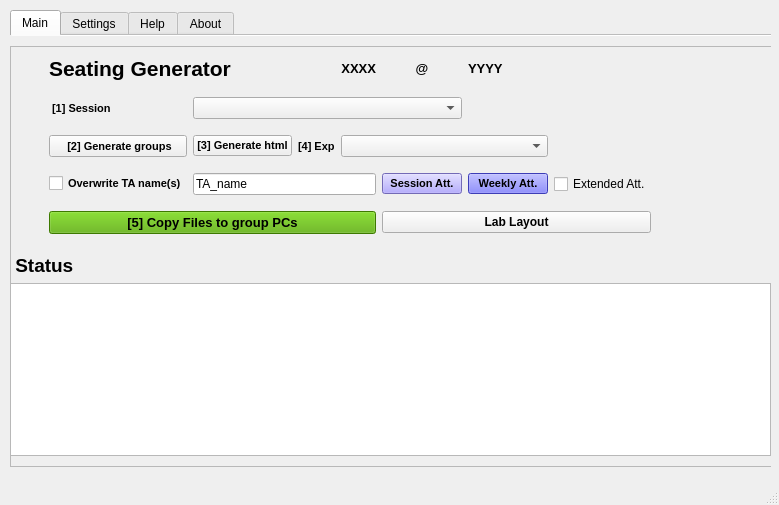
The window that assets/YorkULabSeating.ui (tdgskinner/yorku-phys-lab-seating) describes before a commit, drawn with Qt 5.
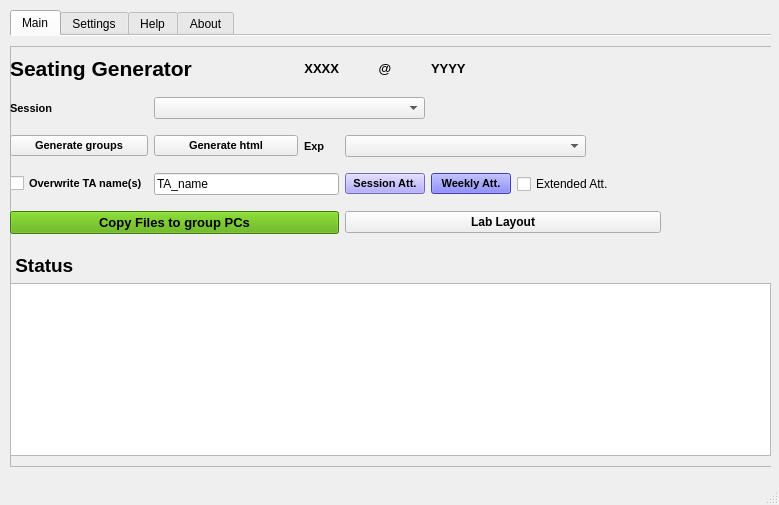
The same window after the commit. Icons and pictures are not drawn.

```diff
--- a/assets/YorkULabSeating.ui
+++ b/assets/YorkULabSeating.ui
@@ -84,12 +84,19 @@
         <rect>
          <x>0</x>
          <y>0</y>
-         <width>641</width>
+         <width>651</width>
          <height>203</height>
         </rect>
        </property>
        <layout class="QGridLayout" name="gridLayout_top">
-        <item row="0" column="6" colspan="3">
+        <item row="6" column="6" colspan="2">
+         <widget class="QCheckBox" name="checkBox_extended_att">
+          <property name="text">
+           <string>Extended Att.</string>
+          </property>
+         </widget>
+        </item>
+        <item row="0" column="5" colspan="3">
          <widget class="QLabel" name="location_label">
           <property name="font">
            <font>
@@ -103,7 +110,7 @@
           </property>
          </widget>
         </item>
-        <item row="0" column="1" colspan="3">
+        <item row="0" column="0" colspan="3">
          <widget class="QLabel" name="label_5">
           <property name="sizePolicy">
            <sizepolicy hsizetype="Preferred" vsizetype="Fixed">
@@ -123,14 +130,7 @@
           </property>
          </widget>
         </item>
-        <item row="6" column="7" colspan="2">
-         <widget class="QCheckBox" name="checkBox_extended_att">
-          <property name="text">
-           <string>Extended Att.</string>
-          </property>
-         </widget>
-        </item>
-        <item row="0" column="4">
+        <item row="0" column="3">
          <widget class="QLabel" name="course_label">
           <property name="font">
            <font>
@@ -147,7 +147,7 @@
           </property>
          </widget>
         </item>
-        <item row="0" column="5">
+        <item row="0" column="4">
          <widget class="QLabel" name="course_label_2">
           <property name="font">
            <font>
@@ -164,24 +164,7 @@
           </property>
          </widget>
         </item>
-        <item row="6" column="6">
-         <widget class="QPushButton" name="pushButton_Watt">
-          <property name="font">
-           <font>
-            <pointsize>8</pointsize>
-            <weight>75</weight>
-            <bold>true</bold>
-           </font>
-          </property>
-          <property name="styleSheet">
-           <string notr="true">background-color: rgb(85, 85, 255)</string>
-          </property>
-          <property name="text">
-           <string>Weekly Att.</string>
-          </property>
-         </widget>
-        </item>
-        <item row="6" column="5">
+        <item row="6" column="4">
          <widget class="QPushButton" name="pushButton_att">
           <property name="font">
            <font>
@@ -198,7 +181,7 @@
           </property>
          </widget>
         </item>
-        <item row="8" column="5" colspan="4">
+        <item row="8" column="4" colspan="4">
          <widget class="QPushButton" name="pushButton_labLayout">
           <property name="font">
            <font>
@@ -212,7 +195,24 @@
           </property>
          </widget>
         </item>
-        <item row="6" column="1">
+        <item row="6" column="5">
+         <widget class="QPushButton" name="pushButton_Watt">
+          <property name="font">
+           <font>
+            <pointsize>8</pointsize>
+            <weight>75</weight>
+            <bold>true</bold>
+           </font>
+          </property>
+          <property name="styleSheet">
+           <string notr="true">background-color: rgb(85, 85, 255)</string>
+          </property>
+          <property name="text">
+           <string>Weekly Att.</string>
+          </property>
+         </widget>
+        </item>
+        <item row="6" column="0">
          <widget class="QCheckBox" name="checkBox_TAname_overwrite">
           <property name="font">
            <font>
@@ -226,7 +226,7 @@
           </property>
          </widget>
         </item>
-        <item row="8" column="1" colspan="4">
+        <item row="8" column="0" colspan="4">
          <widget class="QPushButton" name="pushButton_copyfiles">
           <property name="sizePolicy">
            <sizepolicy hsizetype="Preferred" vsizetype="Fixed">
@@ -246,31 +246,18 @@
            <string notr="true">background-color: rgb(85, 170, 0);</string>
           </property>
           <property name="text">
-           <string>[5] Copy Files to group PCs</string>
+           <string>Copy Files to group PCs</string>
           </property>
          </widget>
         </item>
-        <item row="6" column="2" colspan="3">
+        <item row="6" column="1" colspan="3">
          <widget class="QLineEdit" name="lineEdit_TAname">
           <property name="text">
            <string>TA_name</string>
           </property>
          </widget>
         </item>
-        <item row="4" column="0">
-         <spacer name="horizontalSpacer_2">
-          <property name="orientation">
-           <enum>Qt::Horizontal</enum>
-          </property>
-          <property name="sizeHint" stdset="0">
-           <size>
-            <width>40</width>
-            <height>20</height>
-           </size>
-          </property>
-         </spacer>
-        </item>
-        <item row="2" column="1">
+        <item row="2" column="0">
          <widget class="QLabel" name="label_15">
           <property name="sizePolicy">
            <sizepolicy hsizetype="Fixed" vsizetype="Preferred">
@@ -286,11 +273,11 @@
            </font>
           </property>
           <property name="text">
-           <string> [1] Session</string>
+           <string>Session</string>
           </property>
          </widget>
         </item>
-        <item row="2" column="2" colspan="4">
+        <item row="2" column="1" colspan="4">
          <widget class="QComboBox" name="comboBox_session">
           <property name="sizePolicy">
            <sizepolicy hsizetype="Minimum" vsizetype="Fixed">
@@ -300,30 +287,9 @@
           </property>
          </widget>
         </item>
-        <item row="4" column="1">
+        <item row="4" column="0">
          <widget class="QPushButton" name="pushButton_grouping">
           <property name="sizePolicy">
-           <sizepolicy hsizetype="Preferred" vsizetype="Preferred">
-            <horstretch>0</horstretch>
-            <verstretch>0</verstretch>
-           </sizepolicy>
-          </property>
-          <property name="font">
-           <font>
-            <family>Arial</family>
-            <pointsize>8</pointsize>
-            <weight>75</weight>
-            <bold>true</bold>
-           </font>
-          </property>
-          <property name="text">
-           <string> [2] Generate groups</string>
-          </property>
-         </widget>
-        </item>
-        <item row="4" column="2">
-         <widget class="QPushButton" name="pushButton_htmlgen">
-          <property name="sizePolicy">
            <sizepolicy hsizetype="Preferred" vsizetype="Fixed">
             <horstretch>0</horstretch>
             <verstretch>0</verstretch>
@@ -338,33 +304,54 @@
            </font>
           </property>
           <property name="text">
-           <string>[3] Generate html</string>
-          </property>
-         </widget>
-        </item>
-        <item row="4" column="3">
-         <widget class="QLabel" name="label_6">
-          <property name="sizePolicy">
-           <sizepolicy hsizetype="Fixed" vsizetype="Preferred">
-            <horstretch>0</horstretch>
-            <verstretch>0</verstretch>
-           </sizepolicy>
-          </property>
-          <property name="font">
-           <font>
-            <pointsize>8</pointsize>
-            <weight>75</weight>
-            <bold>true</bold>
-           </font>
-          </property>
-          <property name="text">
-           <string>[4] Exp</string>
+           <string>Generate groups</string>
           </property>
          </widget>
         </item>
         <item row="4" column="4" colspan="3">
          <widget class="QComboBox" name="comboBox_exp_id"/>
         </item>
+        <item row="4" column="3">
+         <widget class="QLabel" name="label_6">
+          <property name="sizePolicy">
+           <sizepolicy hsizetype="Fixed" vsizetype="Preferred">
+            <horstretch>0</horstretch>
+            <verstretch>0</verstretch>
+           </sizepolicy>
+          </property>
+          <property name="font">
+           <font>
+            <pointsize>8</pointsize>
+            <weight>75</weight>
+            <bold>true</bold>
+           </font>
+          </property>
+          <property name="text">
+           <string>Exp</string>
+          </property>
+         </widget>
+        </item>
+        <item row="4" column="1" colspan="2">
+         <widget class="QPushButton" name="pushButton_htmlgen">
+          <property name="sizePolicy">
+           <sizepolicy hsizetype="Preferred" vsizetype="Fixed">
+            <horstretch>0</horstretch>
+            <verstretch>0</verstretch>
+           </sizepolicy>
+          </property>
+          <property name="font">
+           <font>
+            <family>Arial</family>
+            <pointsize>8</pointsize>
+            <weight>75</weight>
+            <bold>true</bold>
+           </font>
+          </property>
+          <property name="text">
+           <string>Generate html</string>
+          </property>
+         </widget>
+        </item>
        </layout>
       </widget>
       <widget class="QLabel" name="label_2">
```
Left out of the diff: 2 changed lines with no effect on the pictures.
